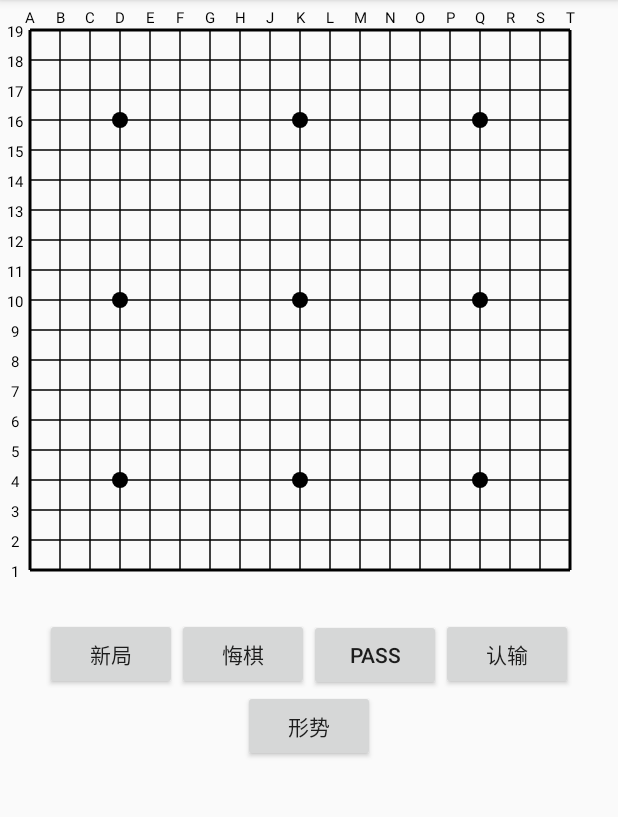
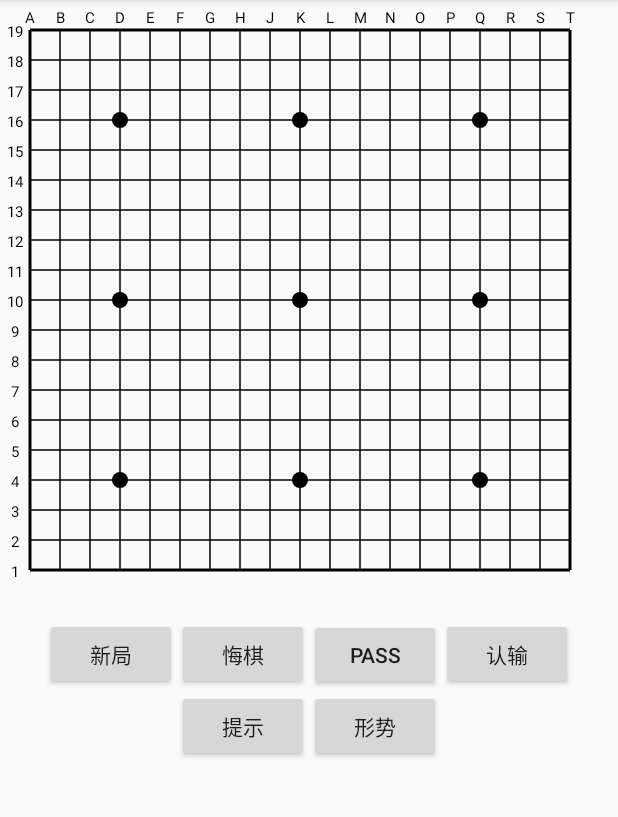
Before and after one commit to uestccokey/EZBoard, an Android app: the screen it shows after launch (MainActivity), on a phone screen of 412 x 824 dp, the part 84-901 px from its top. Run offline under Robolectric (Android 15) with nearby library versions, the phone set to English and light mode, and no system bars; libraries missing offline, so code that uses them is left out: org.tensorflow.contrib; 2 statements that could not run were skipped.

Commit message:
clean code

```diff
--- a/app/src/main/java/cn/ezandroid/goboard/demo/MainActivity.java
+++ b/app/src/main/java/cn/ezandroid/goboard/demo/MainActivity.java
@@ -37,6 +37,8 @@ public class MainActivity extends AppCompatActivity {
     private Button mPassButton;
     private Button mResignButton;
     private Button mScoreButton;
+    private Button mHintButton;
+
     private TextView mDetailView;
 
     private IPolicyNetwork mPolicyNetwork;
@@ -95,6 +97,8 @@ public class MainActivity extends AppCompatActivity {
         mResignButton.setOnClickListener(v -> resign());
         mScoreButton = findViewById(R.id.score);
         mScoreButton.setOnClickListener(v -> score());
+        mHintButton = findViewById(R.id.hint);
+        mHintButton.setOnClickListener(v -> hint());
 
         GameContext.setDebugMode(1);
         mGoBoard = new GoBoard(19, 0);
@@ -110,6 +114,7 @@ public class MainActivity extends AppCompatActivity {
         mFeatureBoard.reset();
         mGoBoard.reset();
         mBoardView.reset();
+
         mTerrainMapView.setTerrainMap(null);
         mHeatMapView.setHeatMap(null);
     }
@@ -119,12 +124,12 @@ public class MainActivity extends AppCompatActivity {
             return;
         }
         mTerrainMapView.setTerrainMap(null);
+        mHeatMapView.setHeatMap(null);
 
         Pair<Move, Chain> pair = mFeatureBoard.undo();
         mGoBoard.undoMove();
 
         if (pair != null) {
-            mHeatMapView.setHeatMap(null);
             mBoardView.setHighlightIntersection(null);
 
             Move move = pair.first;
@@ -229,6 +234,28 @@ public class MainActivity extends AppCompatActivity {
         updateDetail();
     }
 
+    private void hint() {
+        if (mIsThinking) {
+            return;
+        }
+
+        byte[][] features48 = mFeatureBoard.generateFeatures48();
+        float[][] policies = mPolicyNetwork.getOutput(new byte[][][]{features48});
+
+        float maxRate = -1;
+        for (int i = 0; i < policies[0].length; i++) {
+            if (policies[0][i] > maxRate) {
+                maxRate = policies[0][i];
+            }
+        }
+
+        for (int i = 0; i < policies[0].length; i++) {
+            policies[0][i] = policies[0][i] / maxRate;
+        }
+
+        mHeatMapView.setHeatMap(policies[0]);
+    }
+
     private void printBoard(int[] board) {
         System.err.println("Board:");
         System.err.print("|-");
@@ -311,6 +338,9 @@ public class MainActivity extends AppCompatActivity {
         if (mIsThinking) {
             return;
         }
+        mTerrainMapView.setTerrainMap(null);
+        mHeatMapView.setHeatMap(null);
+
         Set<Chain> captured = new HashSet<>();
         boolean add = mFeatureBoard.playMove(intersection.x, intersection.y,
                 mCurrentColor == StoneColor.BLACK ? FeatureBoard.BLACK : FeatureBoard.WHITE, captured);
@@ -375,29 +405,11 @@ public class MainActivity extends AppCompatActivity {
                                 + " Choose:(" + pos % 19 + "," + pos / 19 + ")");
                         runOnUiThread(() -> {
                             updateDetail();
-//                            mHeatMapView.setHeatMap(policies[0]);
-                            mTerrainMapView.setTerrainMap(null);
 
                             putStone(new Intersection(pos % 19, pos / 19), mCurrentColor, false);
                         });
                     }
                 }.start();
-            } else {
-                byte[][] features48 = mFeatureBoard.generateFeatures48();
-                float[][] policies = mPolicyNetwork.getOutput(new byte[][][]{features48});
-
-                float maxRate = -1;
-                for (int i = 0; i < policies[0].length; i++) {
-                    if (policies[0][i] > maxRate) {
-                        maxRate = policies[0][i];
-                    }
-                }
-
-                for (int i = 0; i < policies[0].length; i++) {
-                    policies[0][i] = policies[0][i] / maxRate;
-                }
-
-                mHeatMapView.setHeatMap(policies[0]);
             }
         }
     }
--- a/app/src/main/res/layout/activity_main.xml
+++ b/app/src/main/res/layout/activity_main.xml
@@ -57,6 +57,12 @@
         android:layout_centerHorizontal="true">
 
         <Button
+            android:id="@+id/hint"
+            android:layout_width="wrap_content"
+            android:layout_height="wrap_content"
+            android:text="提示" />
+
+        <Button
             android:id="@+id/score"
             android:layout_width="wrap_content"
             android:layout_height="wrap_content"
```
